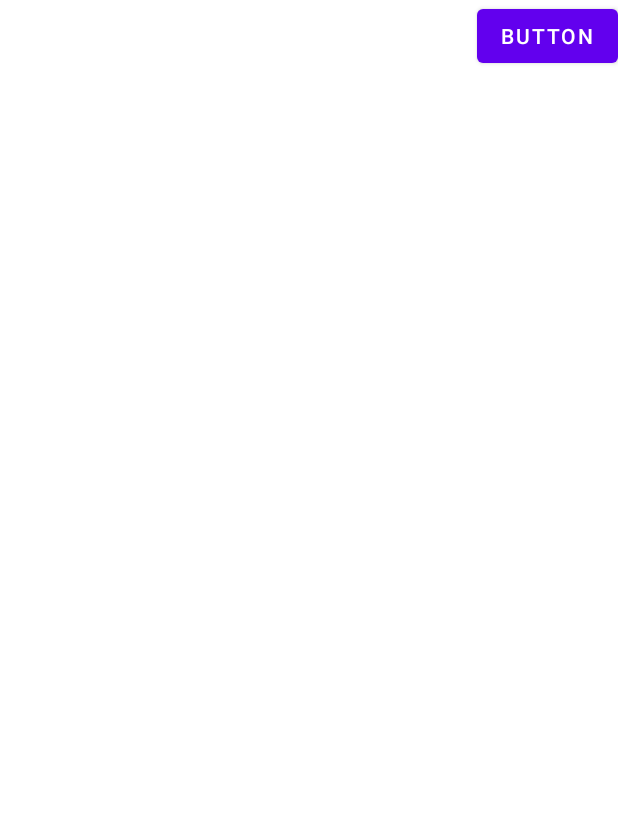
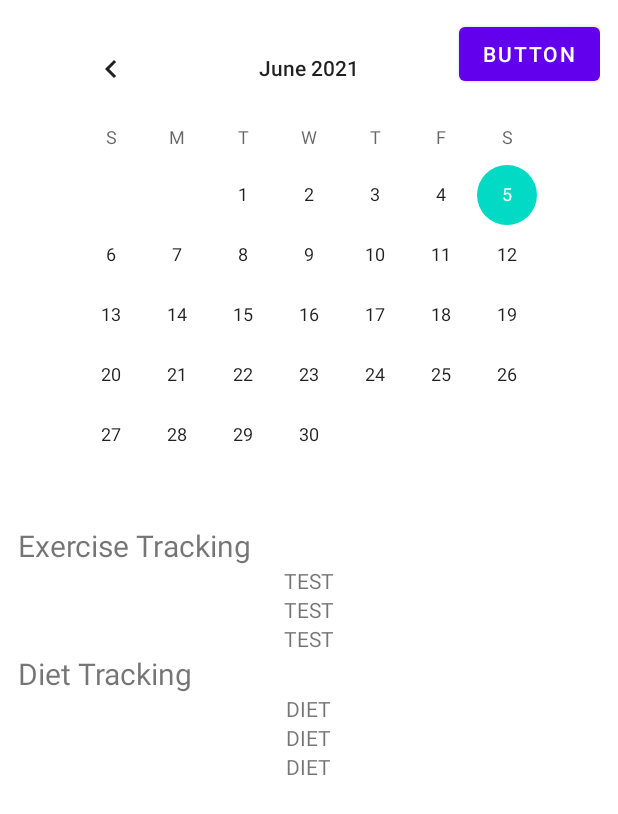
Before and after one commit to ss251/WeFit, an Android app: the layout fragment_calendar.xml on its own in the app's theme, with its tools: preview values and no code run, on a phone screen of 412 x 824 dp. Shown: the top 814 px of the screen. Run offline under Robolectric (Android 15) with nearby library versions, the phone set to English and light mode, and no system bars.

Commit message:
Add layout code

```diff
--- a/app/build.gradle
+++ b/app/build.gradle
@@ -50,4 +50,5 @@ dependencies {
     testImplementation 'junit:junit:4.+'
     androidTestImplementation 'androidx.test.ext:junit:1.1.2'
     androidTestImplementation 'androidx.test.espresso:espresso-core:3.3.0'
+
 }
--- a/app/src/main/res/layout/fragment_calendar.xml
+++ b/app/src/main/res/layout/fragment_calendar.xml
@@ -4,7 +4,8 @@
     android:layout_width="match_parent"
     android:layout_height="match_parent"
     xmlns:app="http://schemas.android.com/apk/res-auto"
-    tools:context=".CalendarFragment">
+    tools:context=".CalendarFragment"
+    android:padding="12dp">
 
     <Button
         android:id="@+id/button2"
@@ -13,4 +14,50 @@
         android:text="Button"
         app:layout_constraintTop_toTopOf="parent"
         app:layout_constraintEnd_toEndOf="parent"/>
+    <CalendarView
+        android:id="@+id/cvCalendar"
+        android:layout_width="wrap_content"
+        android:layout_height="wrap_content"
+        app:layout_constraintTop_toTopOf="parent"
+        app:layout_constraintStart_toStartOf="parent"
+        app:layout_constraintEnd_toEndOf="parent"
+        />
+    <TextView
+        app:layout_constraintTop_toBottomOf="@+id/cvCalendar"
+        app:layout_constraintStart_toStartOf="parent"
+        android:id="@+id/tvExercise"
+        android:text="Exercise Tracking"
+        android:layout_width="wrap_content"
+        android:layout_height="wrap_content"
+        android:textSize="20sp"
+        />
+    <androidx.recyclerview.widget.RecyclerView
+        android:id="@+id/rvActivities"
+        android:layout_width="wrap_content"
+        android:layout_height="wrap_content"
+        app:layout_constraintTop_toBottomOf="@+id/tvExercise"
+        app:layout_constraintStart_toStartOf="parent"
+        app:layout_constraintEnd_toEndOf="parent"
+        app:layoutManager="androidx.recyclerview.widget.LinearLayoutManager"
+        tools:listitem="@layout/item_activity"
+        />
+    <TextView
+        android:id="@+id/tvDiet"
+        app:layout_constraintTop_toBottomOf="@+id/rvActivities"
+        app:layout_constraintStart_toStartOf="parent"
+        android:layout_width="wrap_content"
+        android:layout_height="wrap_content"
+        android:text="Diet Tracking"
+        android:textSize="20sp"
+        />
+    <androidx.recyclerview.widget.RecyclerView
+        android:id="@+id/rvDiets"
+        android:layout_width="wrap_content"
+        android:layout_height="wrap_content"
+        app:layout_constraintTop_toBottomOf="@+id/tvDiet"
+        app:layout_constraintStart_toStartOf="parent"
+        app:layout_constraintEnd_toEndOf="parent"
+        app:layoutManager="androidx.recyclerview.widget.LinearLayoutManager"
+        tools:listitem="@layout/item_diet"
+        />
 </androidx.constraintlayout.widget.ConstraintLayout>
--- /dev/null
+++ b/app/src/main/res/layout/item_activity.xml
@@ -0,0 +1,12 @@
+<?xml version="1.0" encoding="utf-8"?>
+<LinearLayout xmlns:android="http://schemas.android.com/apk/res/android"
+    android:orientation="horizontal" android:layout_width="match_parent"
+    android:layout_height="wrap_content"
+
+    android:id="@+id/itemActivityRoot">
+    <TextView
+        android:id="@+id/tvName"
+        android:text="TEST"
+        android:layout_width="wrap_content"
+        android:layout_height="wrap_content"/>
+</LinearLayout>
--- /dev/null
+++ b/app/src/main/res/layout/item_diet.xml
@@ -0,0 +1,12 @@
+<?xml version="1.0" encoding="utf-8"?>
+<LinearLayout xmlns:android="http://schemas.android.com/apk/res/android"
+    android:orientation="horizontal" android:layout_width="match_parent"
+    android:layout_height="wrap_content"
+
+    android:id="@+id/itemDietRoot">
+    <TextView
+        android:id="@+id/tvName"
+        android:text="DIET"
+        android:layout_width="wrap_content"
+        android:layout_height="wrap_content"/>
+</LinearLayout>
--- a/build.gradle
+++ b/build.gradle
@@ -4,6 +4,7 @@ buildscript {
     repositories {
         google()
         mavenCentral()
+
     }
     dependencies {
         classpath "com.android.tools.build:gradle:4.2.1"
@@ -20,6 +21,8 @@ allprojects {
         google()
         mavenCentral()
         jcenter() // Warning: this repository is going to shut down soon
+        maven { url 'https://jitpack.io' }
+
     }
 }
 
```
Also changed, not shown: app/src/main/java/edu/uw/ss251/wefit/ActivityListAdapter.kt (added, +31 -0 lines), app/src/main/java/edu/uw/ss251/wefit/CalendarFragment.kt (+26 -0 lines), app/src/main/java/edu/uw/ss251/wefit/DietListAdapter.kt (added, +31 -0 lines), app/src/main/java/edu/uw/ss251/wefit/AddExerciseFragment.kt (line endings or trailing spaces).
